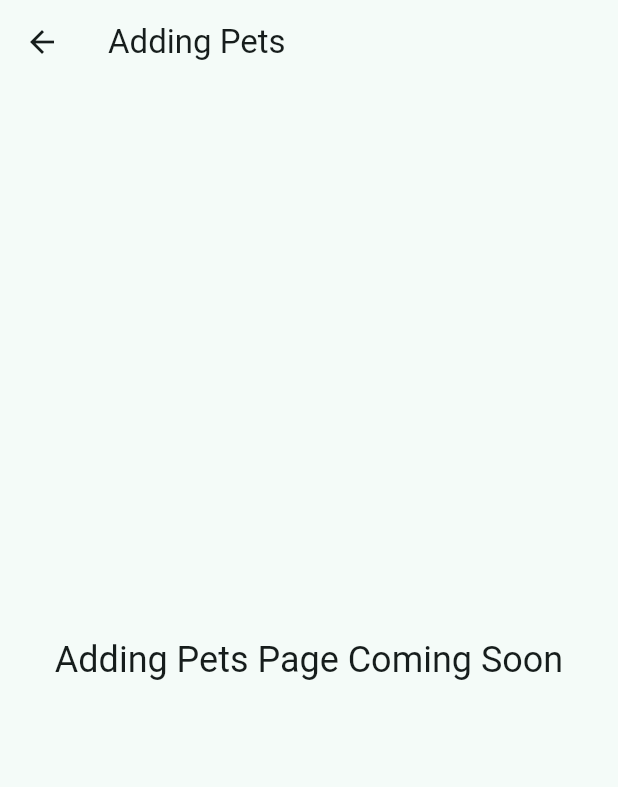
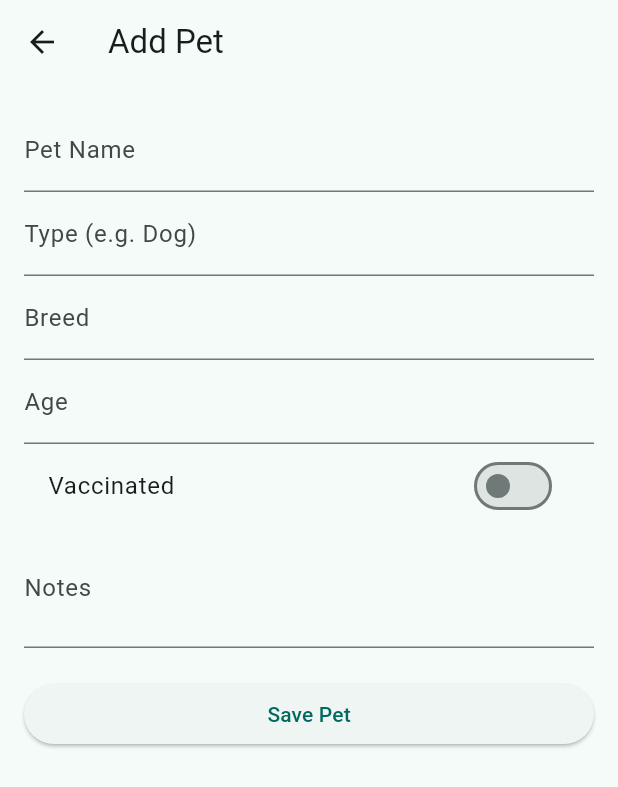
Before and after one commit to AMuthua/pawpal_1_0, a Flutter app: the HomeScreen screen opened by its route, after a tap on "Add a New Pet", on a phone screen of 412 x 824 dp. Shown: the top 787 px of the screen. Run offline on Flutter 3.47's test engine with Material 3 defaults, Android fonts, the phone set to English and light mode, and no system bars; our stand-ins replace flutter_dotenv, go_router, supabase_flutter; accounts and stored records are empty.

Commit message:
Addition to the Pet UI
tHE USER CAN NOW add pets..
but I need to join the tables together.

```diff
--- /dev/null
+++ b/lib/features/pets/add_pet_screen.dart
@@ -0,0 +1,88 @@
+import 'package:flutter/material.dart';
+import 'package:supabase_flutter/supabase_flutter.dart';
+
+class AddPetScreen extends StatefulWidget {
+  const AddPetScreen({super.key});
+
+  @override
+  State<AddPetScreen> createState() => _AddPetScreenState();
+}
+
+class _AddPetScreenState extends State<AddPetScreen> {
+  final _formKey = GlobalKey<FormState>();
+  final _nameController = TextEditingController();
+  final _typeController = TextEditingController();
+  final _breedController = TextEditingController();
+  final _ageController = TextEditingController();
+  final _notesController = TextEditingController();
+  bool _vaccinated = false;
+
+  Future<void> _savePet() async {
+    if (!_formKey.currentState!.validate()) return;
+    final userId = Supabase.instance.client.auth.currentUser?.id;
+    if (userId == null) return;
+
+    await Supabase.instance.client.from('pets').insert({
+      'owner_id': userId,
+      'name': _nameController.text,
+      'type': _typeController.text,
+      'breed': _breedController.text,
+      'age': int.tryParse(_ageController.text) ?? 0,
+      'vaccinated': _vaccinated,
+      'notes': _notesController.text,
+    });
+
+    if (mounted) Navigator.pop(context);
+  }
+
+  @override
+  Widget build(BuildContext context) {
+    return Scaffold(
+      appBar: AppBar(title: const Text('Add Pet')),
+      body: Padding(
+        padding: const EdgeInsets.all(16),
+        child: Form(
+          key: _formKey,
+          child: ListView(
+            children: [
+              TextFormField(
+                controller: _nameController,
+                decoration: const InputDecoration(labelText: 'Pet Name'),
+                validator: (value) =>
+                    value == null || value.isEmpty ? 'Required' : null,
+              ),
+              TextFormField(
+                controller: _typeController,
+                decoration: const InputDecoration(labelText: 'Type (e.g. Dog)'),
+              ),
+              TextFormField(
+                controller: _breedController,
+                decoration: const InputDecoration(labelText: 'Breed'),
+              ),
+              TextFormField(
+                controller: _ageController,
+                keyboardType: TextInputType.number,
+                decoration: const InputDecoration(labelText: 'Age'),
+              ),
+              SwitchListTile(
+                value: _vaccinated,
+                onChanged: (val) => setState(() => _vaccinated = val),
+                title: const Text('Vaccinated'),
+              ),
+              TextFormField(
+                controller: _notesController,
+                maxLines: 2,
+                decoration: const InputDecoration(labelText: 'Notes'),
+              ),
+              const SizedBox(height: 20),
+              ElevatedButton(
+                onPressed: _savePet,
+                child: const Text('Save Pet'),
+              ),
+            ],
+          ),
+        ),
+      ),
+    );
+  }
+}
--- a/lib/routes/app_routes.dart
+++ b/lib/routes/app_routes.dart
@@ -1,6 +1,8 @@
 // ignore: unused_import
 import 'package:flutter/material.dart';
 import 'package:go_router/go_router.dart';
+import 'package:pawpal/features/pets/add_pet_screen.dart';
+import 'package:pawpal/features/pets/pet_list_screen.dart';
 
 import '../features/auth/login_screen.dart';
 import '../features/auth/signup_screen.dart';
@@ -18,8 +20,12 @@ final GoRouter appRouter = GoRouter(
     GoRoute(path: '/signup', builder: (context, state) => const SignupScreen()),
     GoRoute(path: '/home', builder: (context, state) => const HomeScreen()),
     GoRoute(path: '/book', builder: (context, state) => const BookServiceScreen()),
-    GoRoute(path: '/pets', builder: (context, state) => const PlaceholderScreen(title: 'Pet Profiles')),
-    GoRoute(path: '/pets/add', builder: (context, state) => const PlaceholderScreen(title: 'Adding Pets')),
+
+    GoRoute(path: '/pets', builder: (context, state) => const PetListScreen()),
+    GoRoute(path: '/pets/add', builder: (context, state) => const AddPetScreen()),
+
+    // GoRoute(path: '/pets', builder: (context, state) => const PlaceholderScreen(title: 'Pet Profiles')),
+    // GoRoute(path: '/pets/add', builder: (context, state) => const PlaceholderScreen(title: 'Adding Pets')),
     GoRoute(path: '/support', builder: (context, state) => const PlaceholderScreen(title: 'Support')),
   ],
 );
```
Also changed, not shown: lib/features/pets/pet_list_screen.dart (added, +77 -0 lines).
